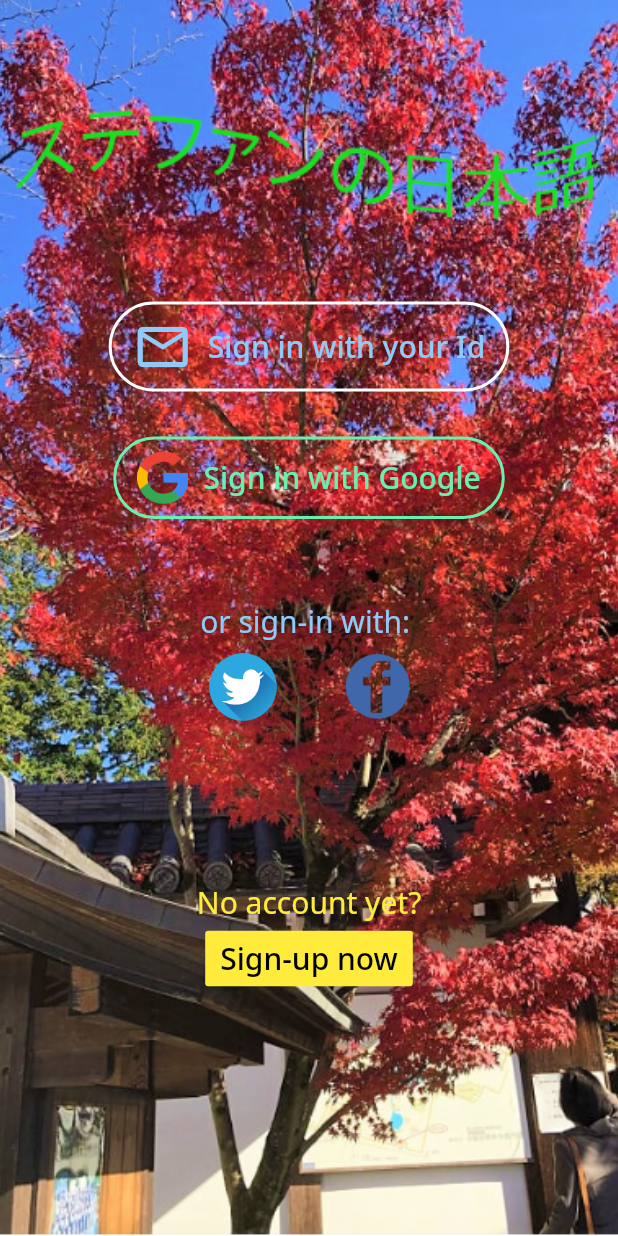
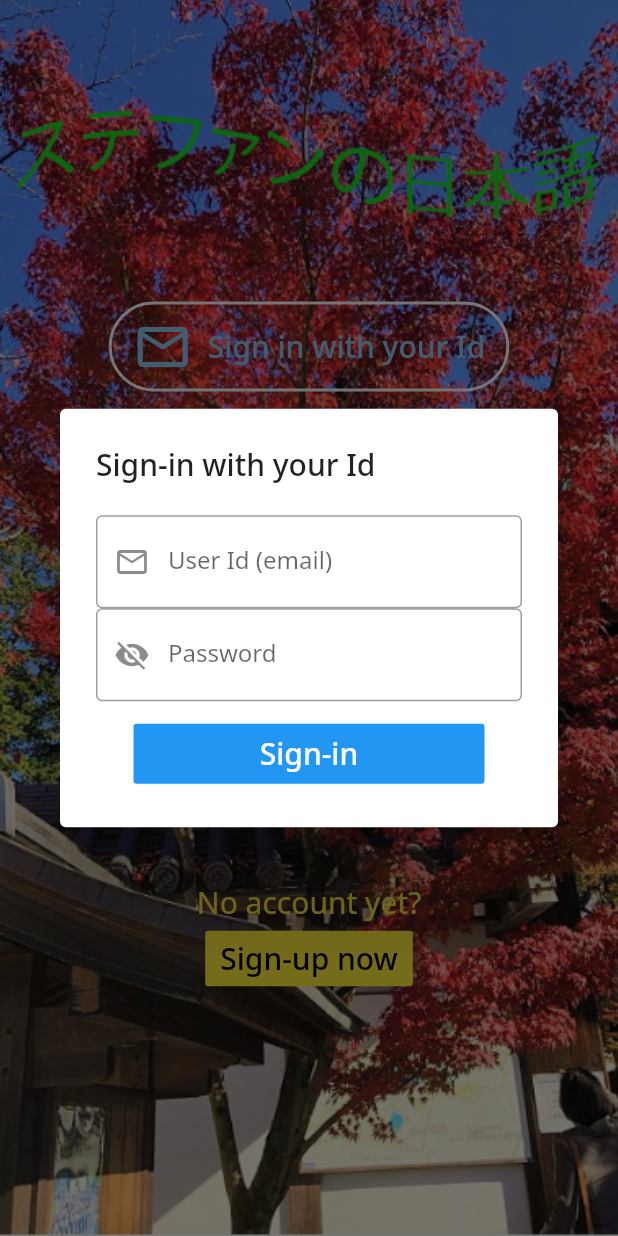
Before and after one commit to stefan-iseli/JapaneseApp, a Flutter app: the screen it shows after launch, after a tap on "Sign in with your Id", on a phone screen of 412 x 824 dp. Run offline on Flutter 3.47's test engine with Material 2 defaults, Android fonts, the phone set to English and light mode, and no system bars; our stand-ins replace firebase_auth, firebase_core, google_fonts, google_sign_in; accounts and stored records are empty.

Commit message:
user credentials

```diff
--- /dev/null
+++ b/lib/get_user_credentials.dart
@@ -0,0 +1,107 @@
+import 'package:flutter/material.dart';
+
+class UserCredentials {
+  UserCredentials();
+
+  Future<String> getUserCredentials(BuildContext context) {
+    final _formKey = GlobalKey<FormState>(); //key for input ID/PW
+    bool _pwVisibility = false;
+    String _inputUser;
+    String _inputPW;
+
+    return showDialog(
+        context: context,
+        barrierDismissible: false,
+        builder: (BuildContext context) {
+          return AlertDialog(
+            title: Text('Sign-in with your Id'),
+            content: SingleChildScrollView(
+              child: ListBody(
+                children: <Widget>[
+                  Form(
+                    key: _formKey,
+                    child: Column(
+                      children: <Widget>[
+                        new TextFormField(
+                          textCapitalization: TextCapitalization.none,
+                          decoration: InputDecoration(
+                            prefixIcon: Icon(Icons.email_outlined),
+                            labelText: 'User Id (email)',
+                            border: OutlineInputBorder(
+                                borderRadius: const BorderRadius.all(
+                                    Radius.circular(4.0)),
+                                gapPadding: 4.0),
+                          ),
+                          validator: (String value) {
+                            if (value.isEmpty) {
+                              return ('please enter your user id');
+                            } else {
+                              _inputUser = value.toLowerCase().trim();
+                              return null;
+                            }
+                          },
+                        ),
+                        new TextFormField(
+                          obscureText: (_pwVisibility) ? false : true,
+                          obscuringCharacter: '*',
+                          decoration: InputDecoration(
+                            prefixIcon: IconButton(
+                              icon: (_pwVisibility)
+                                  ? Icon(Icons.visibility)
+                                  : Icon(Icons.visibility_off),
+                              onPressed: () {
+                                (_pwVisibility)
+                                    ? _pwVisibility = false
+                                    : _pwVisibility = true;
+                              },
+                            ),
+                            labelText: 'Password',
+                            border: OutlineInputBorder(
+                                borderRadius: const BorderRadius.all(
+                                    Radius.circular(4.0)),
+                                gapPadding: 4.0),
+                          ),
+                          validator: (String value) {
+                            if (value.isEmpty) {
+                              return ('please enter your password');
+                            } else {
+                              _inputPW = value.toLowerCase().trim();
+                              return null;
+                            }
+                          },
+                        ),
+                        new Container(
+                          alignment: Alignment.centerLeft,
+                          padding: EdgeInsets.fromLTRB(5.0, 0.0, 5.0, 0.0),
+                          margin: EdgeInsets.fromLTRB(20.0, 15.0, 20.0, 5.0),
+                          child: SizedBox(
+                            height: 40,
+                            width: 350,
+                            child: FlatButton(
+                                child: const Text('Sign-in',
+                                    style: TextStyle(fontSize: 20)),
+                                color: Colors.blue,
+                                highlightColor: Colors.deepPurple,
+                                textColor: Colors.white,
+                                onPressed: () {
+                                  if (_formKey.currentState.validate()) {
+                                    print('UserId input was $_inputUser');
+                                    print('UserPW input was $_inputPW');
+
+                                    Navigator.pop(context);
+                                  }
+                                }),
+                          ),
+                        ),
+                      ],
+                    ),
+                  ),
+                ],
+              ),
+            ),
+          );
+        });
+  }
+}
+
+final UserCredentials userCredentials = UserCredentials();
--- a/lib/login_page.dart
+++ b/lib/login_page.dart
@@ -1,11 +1,9 @@
 // import flutter packages (pub.dev for a list of available extensions)
 import 'package:flutter/material.dart';
-import 'package:google_fonts/google_fonts.dart';
 
 // own flutter code files to be inclueded
-import 'package:japaneseapp/sign_in.dart';
-import 'package:japaneseapp/first_screen.dart';
-import 'package:japaneseapp/error_screen.dart';
+import 'package:japaneseapp/sign_in_google.dart';
+import 'package:japaneseapp/get_user_credentials.dart';
 
 class LoginPage extends StatefulWidget {
   @override
@@ -15,16 +13,7 @@ class LoginPage extends StatefulWidget {
 class _LoginPageState extends State<LoginPage> {
   @override
   Widget build(BuildContext context) {
-    return MaterialApp(
-      title: 'japaneseapp',
-      theme: ThemeData(
-        brightness: Brightness.light,
-        primaryColor: Colors.lightBlue,
-        accentColor: Colors.blueAccent,
-        textTheme: GoogleFonts.notoSansTextTheme((Theme.of(context).textTheme)),
-        visualDensity: VisualDensity.adaptivePlatformDensity,
-      ),
-      home: Scaffold(
+    return Scaffold(
       body: Container(
         decoration: BoxDecoration(
             image: DecorationImage(
@@ -44,7 +33,6 @@ class _LoginPageState extends State<LoginPage> {
           ),
         ),
       ),
-      ),
     );
   }
 
@@ -54,10 +42,16 @@ class _LoginPageState extends State<LoginPage> {
       child: OutlineButton(
         splashColor: Colors.grey,
         onPressed: () {
-          signInService.signInWithGoogle().then(
+          userCredentials.getUserCredentials(context).then(
             (result) {
               if (result != null) {
-                return FirstScreen();
+                //return FirstScreen();
+                print('Sign in was successful');
+                return Column(
+                  children: [new Text('Sign in was successful')],
+                );
+              } else {
+                print('_emailSignInButton: null return');
               }
             },
           );
@@ -103,7 +97,11 @@ class _LoginPageState extends State<LoginPage> {
           signInService.signInWithGoogle().then(
             (result) {
               if (result != null) {
-                return FirstScreen();
+                //return FirstScreen();
+                print('Google Sign In was successful');
+                return Container(
+                  child: new Text('Google Sign is was successful'),
+                );
               }
             },
           );
--- a/lib/main.dart
+++ b/lib/main.dart
@@ -1,12 +1,12 @@
 // import flutter packages (pub.dev for a list of available extensions)
 import 'package:flutter/material.dart';
 import 'package:firebase_core/firebase_core.dart';
+import 'package:google_fonts/google_fonts.dart';
 //import 'package:firebase_auth/firebase_auth.dart';
 //import 'package:cloud_firestore/cloud_firestore.dart';
 //import 'package:firebase_analytics/firebase_analytics.dart';
 //import 'package:flutter_tts/flutter_tts.dart';
 //import 'package:flip_card/flip_card.dart';
-//import 'package:google_fonts/google_fonts.dart';
 //import 'package:google_sign_in/google_sign_in.dart';
 //import 'package:rxdart/rxdart.dart';
 
@@ -23,12 +23,9 @@ import 'package:carousel_slider/carousel_slider.dart';
 */
 // own flutter code files to be included
 import 'package:japaneseapp/login_page.dart';
-import 'package:japaneseapp/error_screen.dart';
 
 void main() {
-  print('main: BoJ - initializing Firebase');
   WidgetsFlutterBinding.ensureInitialized();
-  print('running myApp');
   runApp(MyApp());
 }
 
@@ -37,38 +34,50 @@ class MyApp extends StatefulWidget {
 }
 
 class _MyAppState extends State<MyApp> {
-  bool _initialized = false;
-  bool _error = false;
-  String _errorMessage;
-
-  void initializeFlutterFire() async {
-    try {
-      await Firebase.initializeApp();
-      setState(() {
-        _initialized = true;
-      });
-    } catch (e) {
-      setState(() {
-        _error = true;
-        _errorMessage = e;
-      });
-    }
-  }
-
-  @override
-  void initState() {
-    initializeFlutterFire();
-    super.initState();
-  }
+  final Future<FirebaseApp> _initialization = Firebase.initializeApp();
 
   @override
   Widget build(BuildContext context) {
-    if (_error) {
-      return ErrorScreen(_errorMessage);
-    }
-    if (!_initialized) {
-      return ErrorScreen('Connecting to Firestore ...');
-    }
-    return LoginPage();
+    return MaterialApp(
+      title: "japaneseapp",
+      theme: ThemeData(
+        brightness: Brightness.light,
+        primaryColor: Colors.lightBlue,
+        accentColor: Colors.blueAccent,
+        textTheme: GoogleFonts.notoSansTextTheme(Theme.of(context).textTheme),
+        visualDensity: VisualDensity.adaptivePlatformDensity,
+      ),
+      home: Scaffold(
+        body: FutureBuilder(
+          future: _initialization,
+          builder: (context, snapshot) {
+            if (snapshot.hasError) {
+              return Column(
+                mainAxisAlignment: MainAxisAlignment.center,
+                mainAxisSize: MainAxisSize.max,
+                children: <Widget>[
+                  new Text('Firestore initialization error'),
+                  new Text('please try again later'),
+                ],
+              );
+            }
+            if (snapshot.connectionState == ConnectionState.done) {
+              return LoginPage();
+            } else {
+              return Column(
+                mainAxisAlignment: MainAxisAlignment.center,
+                mainAxisSize: MainAxisSize.max,
+                children: <Widget>[
+                  new Text('connecting to Firestore'),
+                  new CircularProgressIndicator(
+                    backgroundColor: Colors.green,
+                  )
+                ],
+              );
+            }
+          },
+        ),
+      ),
+    );
   }
 }
```
Also changed, not shown: lib/sign_in_email.dart (added, +127 -0 lines), lib/sign_in_google.dart (renamed from lib/sign_in.dart). Lines whose indentation alone changed are shown as unchanged.
